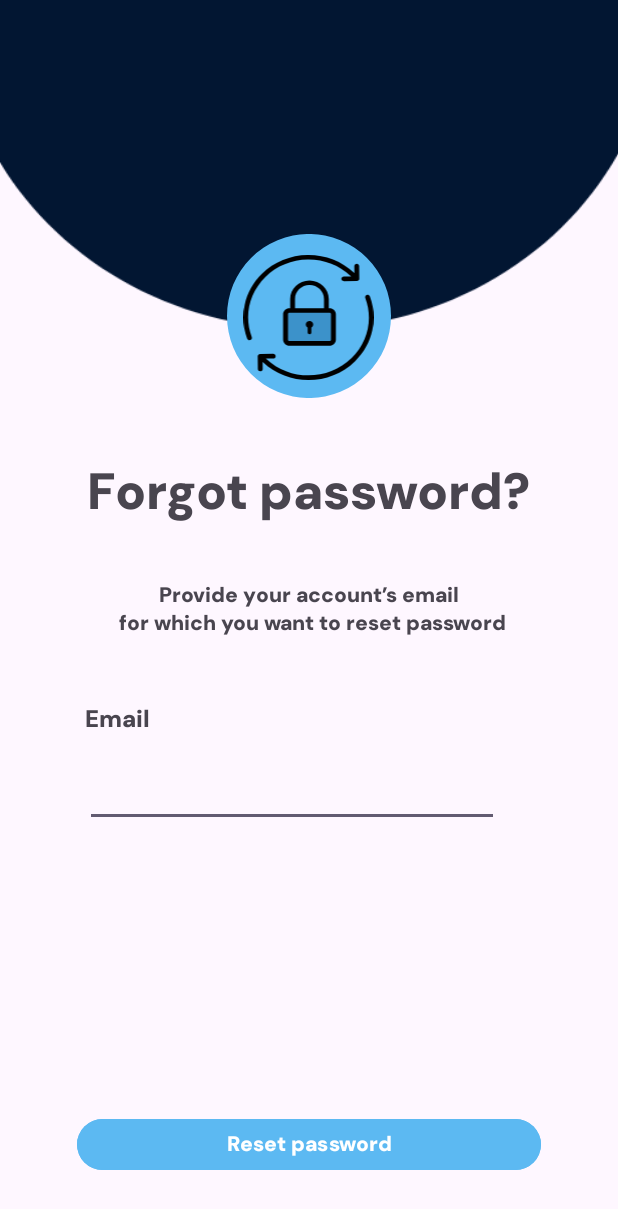
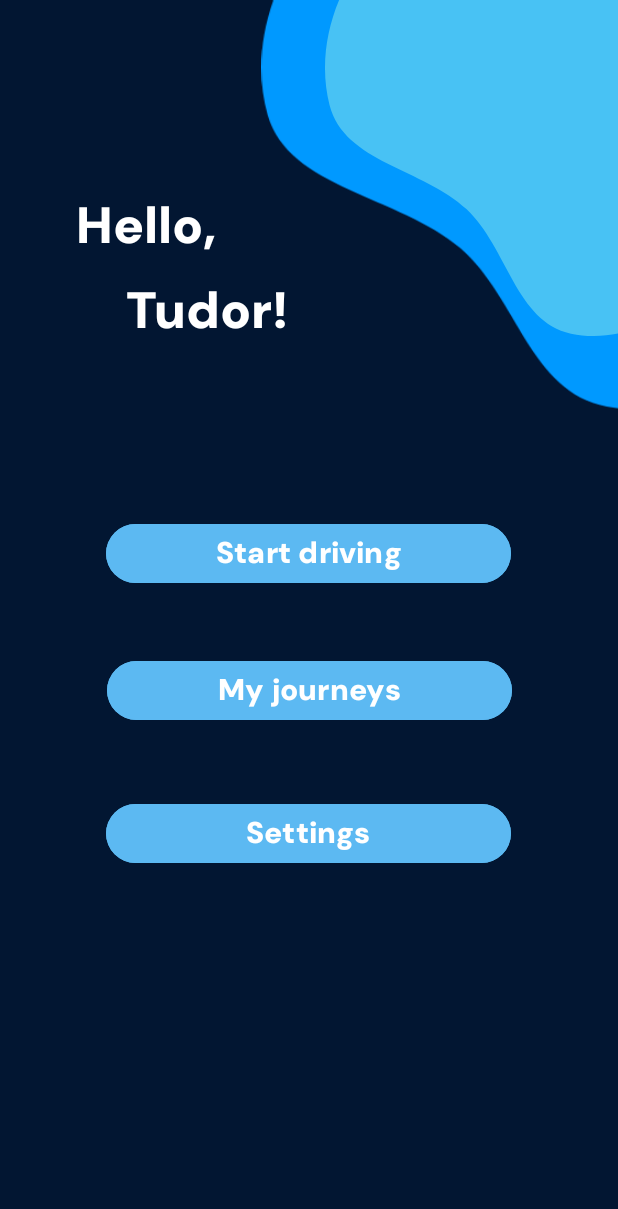
Before and after one commit to Tudor2208/DriveSmart, an Android app: the screen it shows after launch (ForgotPasswordActivity before the commit, MenuActivity after it), after a tap on "login", on a phone screen of 412 x 824 dp. Shown: the top 1209 px of the screen. Run offline under Robolectric (Android 15) with nearby library versions, the phone set to English and light mode, and no system bars.

Commit message:
Menu activity done

```diff
--- a/app/src/main/AndroidManifest.xml
+++ b/app/src/main/AndroidManifest.xml
@@ -12,6 +12,9 @@
         android:supportsRtl="true"
         android:theme="@style/Theme.DriveSmart"
         tools:targetApi="31">
+        <activity
+            android:name=".MenuActivity"
+            android:exported="false" />
         <activity
             android:name=".ForgotPasswordActivity"
             android:exported="false" />
--- a/app/src/main/java/com/tudor/drivesmart/MainActivity.java
+++ b/app/src/main/java/com/tudor/drivesmart/MainActivity.java
@@ -20,7 +20,7 @@ public class MainActivity extends AppCompatActivity {
         button.setOnClickListener(new View.OnClickListener() {
             @Override
             public void onClick(View view) {
-                Intent i = new Intent(getApplicationContext(), ForgotPasswordActivity.class);
+                Intent i = new Intent(getApplicationContext(), MenuActivity.class);
                 startActivity(i);
             }
         });
--- /dev/null
+++ b/app/src/main/java/com/tudor/drivesmart/MenuActivity.java
@@ -0,0 +1,26 @@
+package com.tudor.drivesmart;
+
+import androidx.appcompat.app.AppCompatActivity;
+
+import android.annotation.SuppressLint;
+import android.os.Bundle;
+import android.widget.TextView;
+
+public class MenuActivity extends AppCompatActivity {
+
+    TextView helloTextView;
+    TextView usernameTextView;
+
+    @SuppressLint("SetTextI18n")
+    @Override
+    protected void onCreate(Bundle savedInstanceState) {
+        super.onCreate(savedInstanceState);
+        setContentView(R.layout.activity_menu);
+
+        helloTextView = findViewById(R.id.hello_text_view);
+        usernameTextView = findViewById(R.id.username_text_view);
+
+        helloTextView.setText(helloTextView.getText() + ",");
+        usernameTextView.setText(usernameTextView.getText() + "!");
+    }
+}
--- /dev/null
+++ b/app/src/main/res/drawable/logout.xml
@@ -0,0 +1,19 @@
+<vector xmlns:android="http://schemas.android.com/apk/res/android"
+    android:width="800dp"
+    android:height="800dp"
+    android:viewportWidth="24"
+    android:viewportHeight="24">
+  <path
+      android:pathData="M15,12L2,12M2,12L5.5,9M2,12L5.5,15"
+      android:strokeLineJoin="round"
+      android:strokeWidth="1.5"
+      android:fillColor="#00000000"
+      android:strokeColor="#ffffff"
+      android:strokeLineCap="round"/>
+  <path
+      android:pathData="M9.002,7C9.014,4.825 9.111,3.647 9.879,2.879C10.758,2 12.172,2 15,2L16,2C18.829,2 20.243,2 21.122,2.879C22,3.757 22,5.172 22,8L22,16C22,18.828 22,20.243 21.122,21.121C20.353,21.89 19.175,21.986 17,21.998M9.002,17C9.014,19.175 9.111,20.353 9.879,21.121C10.52,21.763 11.447,21.936 13,21.983"
+      android:strokeWidth="1.5"
+      android:fillColor="#00000000"
+      android:strokeColor="#ffffff"
+      android:strokeLineCap="round"/>
+</vector>
--- /dev/null
+++ b/app/src/main/res/drawable/logout_icon.xml
@@ -0,0 +1,19 @@
+<vector xmlns:android="http://schemas.android.com/apk/res/android"
+    android:width="36dp"
+    android:height="28dp"
+    android:viewportWidth="36"
+    android:viewportHeight="28">
+  <path
+      android:pathData="M22.8,14.001H2M2,14.001L7.6,10.401M2,14.001L7.6,17.601"
+      android:strokeLineJoin="round"
+      android:strokeWidth="4"
+      android:fillColor="#00000000"
+      android:strokeColor="#ffffff"
+      android:strokeLineCap="round"/>
+  <path
+      android:pathData="M13.203,8.001C13.222,5.39 13.377,3.977 14.606,3.055C16.012,2 18.275,2 22.8,2H24.4C28.926,2 31.188,2 32.594,3.055C34,4.109 34,5.806 34,9.201V18.801C34,22.196 34,23.893 32.594,24.948C31.365,25.87 29.48,25.986 26,26M13.203,20.001C13.222,22.612 13.377,24.025 14.606,24.948C15.632,25.717 17.115,25.925 19.6,25.981"
+      android:strokeWidth="4"
+      android:fillColor="#00000000"
+      android:strokeColor="#ffffff"
+      android:strokeLineCap="round"/>
+</vector>
--- /dev/null
+++ b/app/src/main/res/drawable/vector_asset_3.xml
@@ -0,0 +1,10 @@
+<vector xmlns:android="http://schemas.android.com/apk/res/android"
+    android:width="171dp"
+    android:height="198dp"
+    android:viewportWidth="171"
+    android:viewportHeight="198">
+  <path
+      android:pathData="M151.64,-51.81C187.62,-50.99 226.14,-69.51 255.46,-48.59C287.57,-25.68 302.93,15.95 301.96,55.43C301.01,94.11 278.66,128 250.48,154.46C223.32,179.95 188.05,204.27 151.64,196.54C117.75,189.35 112.51,143.7 87.35,119.84C60.61,94.49 11.94,91.15 2.79,55.43C-7.19,16.47 10.39,-29.95 42.98,-53.43C73.55,-75.46 113.99,-52.67 151.64,-51.81Z"
+      android:fillColor="#0099FF"
+      android:fillType="evenOdd"/>
+</vector>
--- /dev/null
+++ b/app/src/main/res/drawable/vector_asset_4.xml
@@ -0,0 +1,10 @@
+<vector xmlns:android="http://schemas.android.com/apk/res/android"
+    android:width="195dp"
+    android:height="224dp"
+    android:viewportWidth="195"
+    android:viewportHeight="224">
+  <path
+      android:pathData="M163.69,-45.91C202.53,-45.03 244.11,-65.03 275.76,-42.43C310.42,-17.68 327,27.3 325.95,69.96C324.93,111.75 300.8,148.37 270.38,176.96C241.07,204.5 202.99,230.77 163.69,222.43C127.11,214.66 121.45,165.33 94.29,139.55C65.43,112.17 12.88,108.56 3.01,69.96C-7.76,27.86 11.21,-22.29 46.4,-47.66C79.4,-71.46 123.05,-46.84 163.69,-45.91Z"
+      android:fillColor="#48C2F4"
+      android:fillType="evenOdd"/>
+</vector>
--- /dev/null
+++ b/app/src/main/res/layout/activity_menu.xml
@@ -0,0 +1,106 @@
+<?xml version="1.0" encoding="utf-8"?>
+<androidx.constraintlayout.widget.ConstraintLayout xmlns:android="http://schemas.android.com/apk/res/android"
+    xmlns:app="http://schemas.android.com/apk/res-auto"
+    xmlns:tools="http://schemas.android.com/tools"
+    android:layout_width="match_parent"
+    android:layout_height="match_parent"
+    android:background="@color/background_color"
+    tools:context=".MenuActivity">
+
+    <ImageView
+        android:id="@+id/imageView8"
+        android:layout_width="236dp"
+        android:layout_height="283dp"
+        android:scaleX="1.1"
+        android:translationX="10dp"
+        android:translationY="-5dp"
+        app:layout_constraintBottom_toBottomOf="parent"
+        app:layout_constraintEnd_toEndOf="parent"
+        app:layout_constraintHorizontal_bias="1.0"
+        app:layout_constraintStart_toStartOf="parent"
+        app:layout_constraintTop_toTopOf="@+id/imageView9"
+        app:layout_constraintVertical_bias="0.0"
+        app:srcCompat="@drawable/vector_asset_3" />
+
+    <ImageView
+        android:id="@+id/imageView9"
+        android:layout_width="wrap_content"
+        android:layout_height="wrap_content"
+        app:layout_constraintBottom_toBottomOf="parent"
+        app:layout_constraintEnd_toEndOf="parent"
+        app:layout_constraintHorizontal_bias="1.0"
+        app:layout_constraintStart_toStartOf="parent"
+        app:layout_constraintTop_toTopOf="parent"
+        app:layout_constraintVertical_bias="0.0"
+        app:srcCompat="@drawable/vector_asset_4" />
+
+    <TextView
+        android:id="@+id/hello_text_view"
+        android:layout_width="wrap_content"
+        android:layout_height="wrap_content"
+        android:layout_marginTop="128dp"
+        android:fontFamily="@font/dm_sans"
+        android:text="@string/hello"
+        android:textColor="#FFFFFF"
+        android:textSize="34sp"
+        app:layout_constraintEnd_toStartOf="@+id/imageView8"
+        app:layout_constraintHorizontal_bias="0.61"
+        app:layout_constraintStart_toStartOf="parent"
+        app:layout_constraintTop_toTopOf="parent" />
+
+    <TextView
+        android:id="@+id/username_text_view"
+        android:layout_width="wrap_content"
+        android:layout_height="wrap_content"
+        android:layout_marginStart="84dp"
+        android:layout_marginTop="12dp"
+        android:fontFamily="@font/dm_sans"
+        android:text="Tudor"
+        android:textColor="#FFFFFF"
+        android:textSize="34sp"
+        app:layout_constraintStart_toStartOf="parent"
+        app:layout_constraintTop_toBottomOf="@+id/hello_text_view" />
+
+    <Button
+        android:id="@+id/start_driving_button"
+        android:layout_width="270dp"
+        android:layout_height="47dp"
+        android:layout_marginTop="116dp"
+        android:backgroundTint="@color/btn_color"
+        android:fontFamily="@font/dm_sans"
+        android:text="@string/start_driving"
+        android:textSize="20sp"
+        app:layout_constraintEnd_toEndOf="parent"
+        app:layout_constraintHorizontal_bias="0.496"
+        app:layout_constraintStart_toStartOf="parent"
+        app:layout_constraintTop_toBottomOf="@+id/username_text_view" />
+
+    <Button
+        android:id="@+id/my_journeys_button"
+        android:layout_width="270dp"
+        android:layout_height="47dp"
+        android:layout_marginTop="44dp"
+        android:backgroundTint="@color/btn_color"
+        android:fontFamily="@font/dm_sans"
+        android:text="@string/my_journeys"
+        android:textSize="20sp"
+        app:layout_constraintEnd_toEndOf="parent"
+        app:layout_constraintHorizontal_bias="0.503"
+        app:layout_constraintStart_toStartOf="parent"
+        app:layout_constraintTop_toBottomOf="@+id/start_driving_button" />
+
+    <Button
+        android:id="@+id/settings_button"
+        android:layout_width="270dp"
+        android:layout_height="47dp"
+        android:layout_marginTop="48dp"
+        android:backgroundTint="@color/btn_color"
+        android:fontFamily="@font/dm_sans"
+        android:text="@string/settings"
+        android:textSize="20sp"
+        app:layout_constraintEnd_toEndOf="parent"
+        app:layout_constraintHorizontal_bias="0.496"
+        app:layout_constraintStart_toStartOf="parent"
+        app:layout_constraintTop_toBottomOf="@+id/my_journeys_button" />
+
+</androidx.constraintlayout.widget.ConstraintLayout>
--- a/app/src/main/res/values-night/themes.xml
+++ b/app/src/main/res/values-night/themes.xml
@@ -3,5 +3,6 @@
     <style name="Base.Theme.DriveSmart" parent="Theme.Material3.DayNight.NoActionBar">
         <!-- Customize your dark theme here. -->
         <!-- <item name="colorPrimary">@color/my_dark_primary</item> -->
+        <item name="android:statusBarColor">@color/black</item>
     </style>
 </resources>
--- a/app/src/main/res/values/strings.xml
+++ b/app/src/main/res/values/strings.xml
@@ -15,4 +15,8 @@
     <string name="enter_password_again">Enter your password again</string>
     <string name="forgot_password_text">Provide your account’s email\n for which you want to reset password</string>
     <string name="reset_password">Reset password</string>
+    <string name="hello">Hello</string>
+    <string name="start_driving">Start driving</string>
+    <string name="my_journeys">My journeys</string>
+    <string name="settings">Settings</string>
 </resources>
--- a/app/src/main/res/values/themes.xml
+++ b/app/src/main/res/values/themes.xml
@@ -3,6 +3,7 @@
     <style name="Base.Theme.DriveSmart" parent="Theme.Material3.DayNight.NoActionBar">
         <!-- Customize your light theme here. -->
         <!-- <item name="colorPrimary">@color/my_light_primary</item> -->
+        <item name="android:statusBarColor">@color/white</item>
     </style>
 
     <style name="Theme.DriveSmart" parent="Base.Theme.DriveSmart" />
```
Also changed, not shown: 1 other file.
